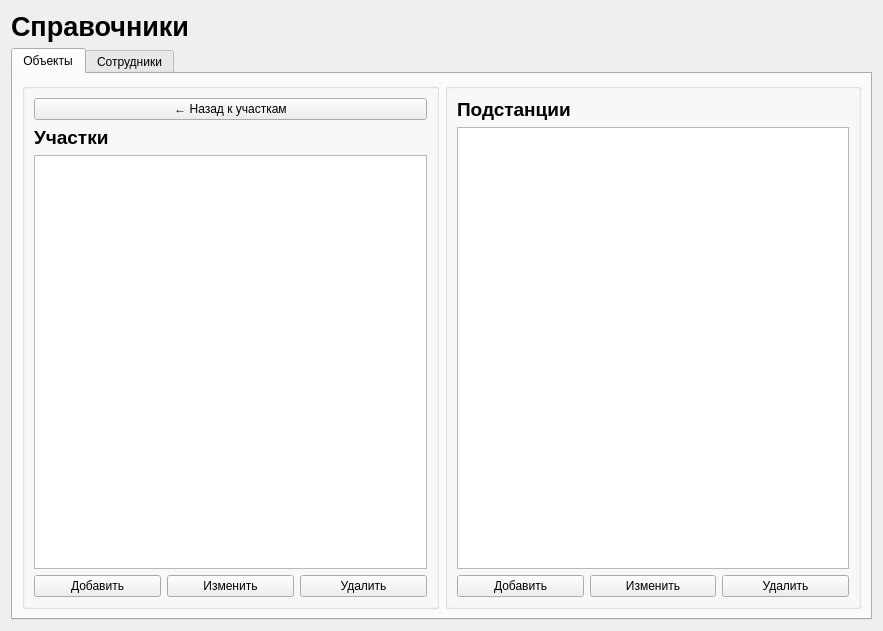
nikola240698/MeteringActs, file ui/directorieswidget.ui: the form before one commit.
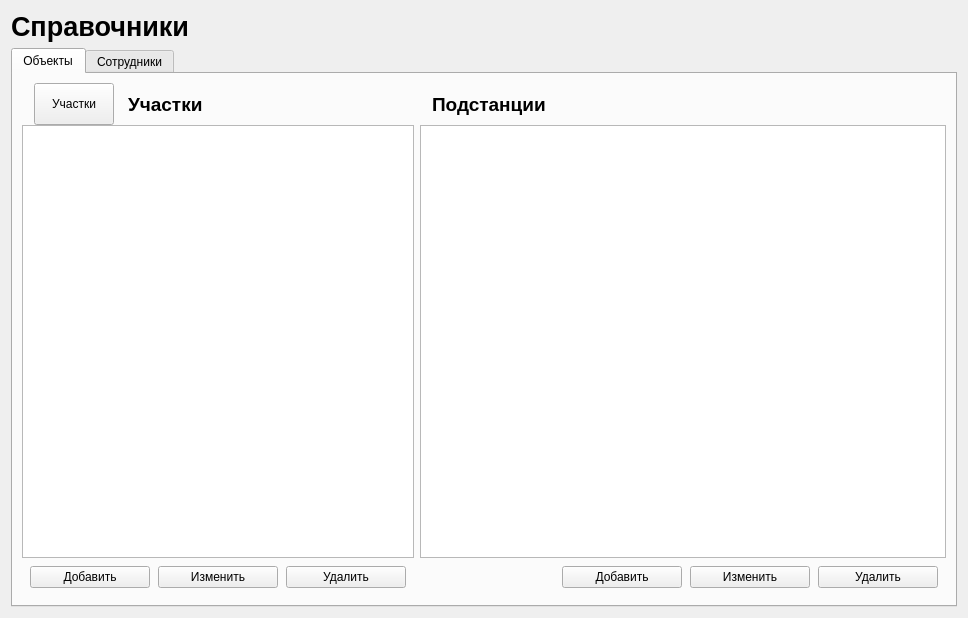
The form after the commit.

Diff of the .ui file:
```diff
--- a/ui/directorieswidget.ui
+++ b/ui/directorieswidget.ui
@@ -6,8 +6,8 @@
    <rect>
     <x>0</x>
     <y>0</y>
-    <width>883</width>
-    <height>631</height>
+    <width>968</width>
+    <height>618</height>
    </rect>
   </property>
   <property name="windowTitle">
@@ -38,17 +38,86 @@
       </attribute>
       <layout class="QVBoxLayout" name="objectsTablayout">
        <item>
-        <layout class="QHBoxLayout" name="contentLayout">
+        <layout class="QHBoxLayout" name="contentLayout" stretch="2,3">
          <item>
-          <widget class="QGroupBox" name="leftGroupBox">
-           <property name="title">
-            <string/>
+          <widget class="QFrame" name="leftCard">
+           <property name="minimumSize">
+            <size>
+             <width>0</width>
+             <height>0</height>
+            </size>
            </property>
-           <layout class="QVBoxLayout" name="leftLayout">
+           <property name="frameShape">
+            <enum>QFrame::Shape::NoFrame</enum>
+           </property>
+           <property name="frameShadow">
+            <enum>QFrame::Shadow::Raised</enum>
+           </property>
+           <property name="card" stdset="0">
+            <bool>true</bool>
+           </property>
+           <layout class="QVBoxLayout" name="leftCardLayout">
+            <property name="spacing">
+             <number>0</number>
+            </property>
+            <property name="leftMargin">
+             <number>0</number>
+            </property>
+            <property name="topMargin">
+             <number>0</number>
+            </property>
+            <property name="rightMargin">
+             <number>0</number>
+            </property>
+            <property name="bottomMargin">
+             <number>0</number>
+            </property>
+            <item>
+             <widget class="QWidget" name="leftCardTitle" native="true">
+              <property name="minimumSize">
+               <size>
+                <width>0</width>
+                <height>42</height>
+               </size>
+              </property>
+              <property name="maximumSize">
+               <size>
+                <width>16777215</width>
+                <height>42</height>
+               </size>
+              </property>
+              <property name="cardHeader" stdset="0">
+               <bool>true</bool>
+              </property>
+              <layout class="QHBoxLayout" name="horizontalLayout">
+               <property name="spacing">
+                <number>14</number>
+               </property>
+               <property name="leftMargin">
+                <number>12</number>
+               </property>
+               <property name="topMargin">
+                <number>0</number>
+               </property>
+               <property name="rightMargin">
+                <number>12</number>
+               </property>
+               <property name="bottomMargin">
+                <number>0</number>
+               </property>
             <item>
              <widget class="QPushButton" name="backButton">
+                 <property name="sizePolicy">
+                  <sizepolicy hsizetype="Maximum" vsizetype="Preferred">
+                   <horstretch>0</horstretch>
+                   <verstretch>0</verstretch>
+                  </sizepolicy>
+                 </property>
               <property name="text">
-               <string>← Назад к участкам</string>
+                  <string>Участки</string>
+                 </property>
+                 <property name="flatNavigation" stdset="0">
+                  <bool>true</bool>
               </property>
              </widget>
             </item>
@@ -63,8 +132,48 @@
               <property name="text">
                <string>Участки</string>
               </property>
-             </widget>
-            </item>
+                 <property name="cardHeaderTitle" stdset="0">
+                  <bool>true</bool>
+                 </property>
+                </widget>
+               </item>
+               <item>
+                <spacer name="horizontalSpacer_4">
+                 <property name="orientation">
+                  <enum>Qt::Orientation::Horizontal</enum>
+                 </property>
+                 <property name="sizeHint" stdset="0">
+                  <size>
+                   <width>40</width>
+                   <height>20</height>
+                  </size>
+                 </property>
+                </spacer>
+               </item>
+              </layout>
+             </widget>
+            </item>
+            <item>
+             <widget class="QWidget" name="leftCardBody" native="true">
+              <property name="cardBody" stdset="0">
+               <bool>true</bool>
+              </property>
+              <layout class="QVBoxLayout" name="leftCardBodyLayout">
+               <property name="spacing">
+                <number>8</number>
+               </property>
+               <property name="leftMargin">
+                <number>0</number>
+               </property>
+               <property name="topMargin">
+                <number>0</number>
+               </property>
+               <property name="rightMargin">
+                <number>0</number>
+               </property>
+               <property name="bottomMargin">
+                <number>0</number>
+               </property>
             <item>
              <widget class="QTableView" name="leftTableView">
               <property name="editTriggers">
@@ -82,9 +191,37 @@
              </widget>
             </item>
             <item>
-             <layout class="QHBoxLayout" name="leftButtonsLayout">
+                <widget class="QWidget" name="leftButtonsWidget" native="true">
+                 <layout class="QHBoxLayout" name="leftButtonsWidgetLayout">
+                  <property name="spacing">
+                   <number>8</number>
+                  </property>
+                  <property name="leftMargin">
+                   <number>8</number>
+                  </property>
+                  <property name="topMargin">
+                   <number>0</number>
+                  </property>
+                  <property name="rightMargin">
+                   <number>8</number>
+                  </property>
+                  <property name="bottomMargin">
+                   <number>8</number>
+                  </property>
               <item>
                <widget class="QPushButton" name="addLeftButton">
+                    <property name="minimumSize">
+                     <size>
+                      <width>120</width>
+                      <height>0</height>
+                     </size>
+                    </property>
+                    <property name="maximumSize">
+                     <size>
+                      <width>120</width>
+                      <height>16777215</height>
+                     </size>
+                    </property>
                 <property name="text">
                  <string>Добавить</string>
                 </property>
@@ -92,6 +229,18 @@
               </item>
               <item>
                <widget class="QPushButton" name="editLeftButton">
+                    <property name="minimumSize">
+                     <size>
+                      <width>120</width>
+                      <height>0</height>
+                     </size>
+                    </property>
+                    <property name="maximumSize">
+                     <size>
+                      <width>120</width>
+                      <height>16777215</height>
+                     </size>
+                    </property>
                 <property name="text">
                  <string>Изменить</string>
                 </property>
@@ -99,22 +248,117 @@
               </item>
               <item>
                <widget class="QPushButton" name="deleteLeftButton">
+                    <property name="minimumSize">
+                     <size>
+                      <width>120</width>
+                      <height>0</height>
+                     </size>
+                    </property>
+                    <property name="maximumSize">
+                     <size>
+                      <width>120</width>
+                      <height>16777215</height>
+                     </size>
+                    </property>
                 <property name="text">
                  <string>Удалить</string>
                 </property>
-               </widget>
-              </item>
-             </layout>
+                    <property name="buttonRole" stdset="0">
+                     <string>danger</string>
+                    </property>
+                    <property name="buttonIcon" stdset="0">
+                     <string>delete</string>
+                    </property>
+                   </widget>
+                  </item>
+                  <item>
+                   <spacer name="horizontalSpacer_2">
+                    <property name="orientation">
+                     <enum>Qt::Orientation::Horizontal</enum>
+                    </property>
+                    <property name="sizeHint" stdset="0">
+                     <size>
+                      <width>40</width>
+                      <height>20</height>
+                     </size>
+                    </property>
+                   </spacer>
+                  </item>
+                 </layout>
+                </widget>
             </item>
            </layout>
           </widget>
          </item>
+           </layout>
+          </widget>
+         </item>
          <item>
-          <widget class="QGroupBox" name="rightGroupBox">
-           <property name="title">
-            <string/>
+          <widget class="QFrame" name="rightCard">
+           <property name="minimumSize">
+            <size>
+             <width>0</width>
+             <height>0</height>
+            </size>
            </property>
-           <layout class="QVBoxLayout" name="rightLayout">
+           <property name="frameShape">
+            <enum>QFrame::Shape::NoFrame</enum>
+           </property>
+           <property name="frameShadow">
+            <enum>QFrame::Shadow::Raised</enum>
+           </property>
+           <property name="card" stdset="0">
+            <bool>true</bool>
+           </property>
+           <layout class="QVBoxLayout" name="rightCardLayout">
+            <property name="spacing">
+             <number>0</number>
+            </property>
+            <property name="leftMargin">
+             <number>0</number>
+            </property>
+            <property name="topMargin">
+             <number>0</number>
+            </property>
+            <property name="rightMargin">
+             <number>0</number>
+            </property>
+            <property name="bottomMargin">
+             <number>0</number>
+            </property>
+            <item>
+             <widget class="QWidget" name="rightCardTitle" native="true">
+              <property name="minimumSize">
+               <size>
+                <width>0</width>
+                <height>42</height>
+               </size>
+              </property>
+              <property name="maximumSize">
+               <size>
+                <width>16777215</width>
+                <height>42</height>
+               </size>
+              </property>
+              <property name="cardHeader" stdset="0">
+               <bool>true</bool>
+              </property>
+              <layout class="QHBoxLayout" name="rightCardTitleLayout">
+               <property name="spacing">
+                <number>14</number>
+               </property>
+               <property name="leftMargin">
+                <number>12</number>
+               </property>
+               <property name="topMargin">
+                <number>0</number>
+               </property>
+               <property name="rightMargin">
+                <number>12</number>
+               </property>
+               <property name="bottomMargin">
+                <number>0</number>
+               </property>
             <item>
              <widget class="QLabel" name="rightTitleLabel">
               <property name="font">
@@ -126,8 +370,32 @@
               <property name="text">
                <string>Подстанции</string>
               </property>
-             </widget>
-            </item>
+                 <property name="cardHeaderTitle" stdset="0">
+                  <bool>true</bool>
+                 </property>
+                </widget>
+               </item>
+              </layout>
+             </widget>
+            </item>
+            <item>
+             <widget class="QWidget" name="rightCardBody" native="true">
+              <layout class="QVBoxLayout" name="rightCardBodyLayout">
+               <property name="spacing">
+                <number>8</number>
+               </property>
+               <property name="leftMargin">
+                <number>0</number>
+               </property>
+               <property name="topMargin">
+                <number>0</number>
+               </property>
+               <property name="rightMargin">
+                <number>0</number>
+               </property>
+               <property name="bottomMargin">
+                <number>0</number>
+               </property>
             <item>
              <widget class="QTableView" name="rightTableView">
               <property name="editTriggers">
@@ -145,9 +413,56 @@
              </widget>
             </item>
             <item>
-             <layout class="QHBoxLayout" name="rightButtonsLayout">
+                <widget class="QWidget" name="rightButtonsWidget" native="true">
+                 <property name="minimumSize">
+                  <size>
+                   <width>0</width>
+                   <height>0</height>
+                  </size>
+                 </property>
+                 <layout class="QHBoxLayout" name="rightButtonsWidgetLayout">
+                  <property name="spacing">
+                   <number>8</number>
+                  </property>
+                  <property name="leftMargin">
+                   <number>8</number>
+                  </property>
+                  <property name="topMargin">
+                   <number>0</number>
+                  </property>
+                  <property name="rightMargin">
+                   <number>8</number>
+                  </property>
+                  <property name="bottomMargin">
+                   <number>8</number>
+                  </property>
+                  <item>
+                   <spacer name="horizontalSpacer_3">
+                    <property name="orientation">
+                     <enum>Qt::Orientation::Horizontal</enum>
+                    </property>
+                    <property name="sizeHint" stdset="0">
+                     <size>
+                      <width>40</width>
+                      <height>20</height>
+                     </size>
+                    </property>
+                   </spacer>
+                  </item>
               <item>
                <widget class="QPushButton" name="addRightButton">
+                    <property name="minimumSize">
+                     <size>
+                      <width>120</width>
+                      <height>0</height>
+                     </size>
+                    </property>
+                    <property name="maximumSize">
+                     <size>
+                      <width>120</width>
+                      <height>16777215</height>
+                     </size>
+                    </property>
                 <property name="text">
                  <string>Добавить</string>
                 </property>
@@ -155,6 +470,18 @@
               </item>
               <item>
                <widget class="QPushButton" name="editRightButton">
+                    <property name="minimumSize">
+                     <size>
+                      <width>120</width>
+                      <height>0</height>
+                     </size>
+                    </property>
+                    <property name="maximumSize">
+                     <size>
+                      <width>120</width>
+                      <height>16777215</height>
+                     </size>
+                    </property>
                 <property name="text">
                  <string>Изменить</string>
                 </property>
@@ -162,12 +489,28 @@
               </item>
               <item>
                <widget class="QPushButton" name="deleteRightButton">
+                    <property name="minimumSize">
+                     <size>
+                      <width>120</width>
+                      <height>0</height>
+                     </size>
+                    </property>
+                    <property name="maximumSize">
+                     <size>
+                      <width>120</width>
+                      <height>16777215</height>
+                     </size>
+                    </property>
                 <property name="text">
                  <string>Удалить</string>
                 </property>
                </widget>
               </item>
              </layout>
+                </widget>
+               </item>
+              </layout>
+             </widget>
             </item>
            </layout>
           </widget>
```
Left out of the diff: 230 changed lines with no effect on the pictures. Lines whose indentation alone changed are shown as unchanged.
